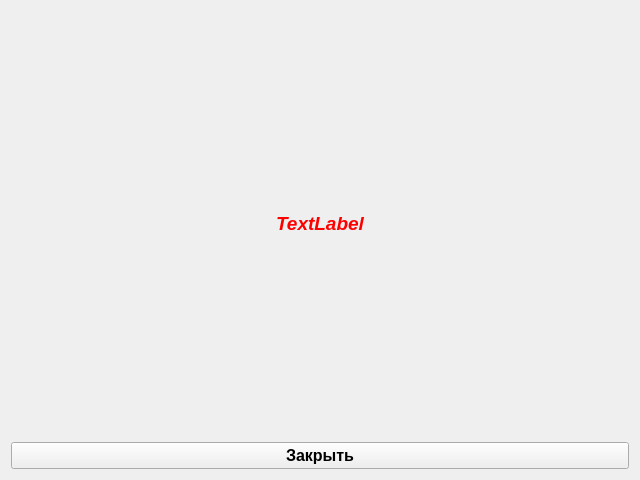
FelixMailwriter/VM, file UIForms/errorWindow.ui: the form before one commit.
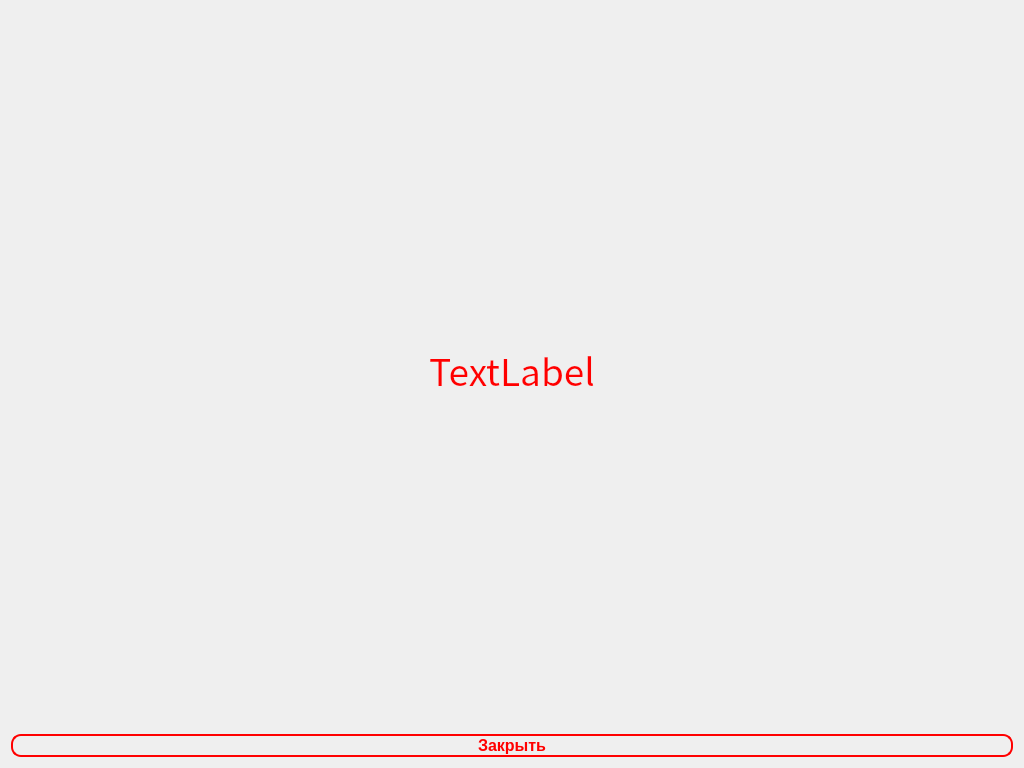
The form after the commit. Icons and pictures are not drawn.

Commit message: adjusting forms

```diff
--- a/UIForms/errorWindow.ui
+++ b/UIForms/errorWindow.ui
@@ -6,13 +6,16 @@
    <rect>
     <x>0</x>
     <y>0</y>
-    <width>640</width>
-    <height>480</height>
+    <width>1024</width>
+    <height>768</height>
    </rect>
   </property>
   <property name="windowTitle">
    <string>Form</string>
   </property>
+  <property name="styleSheet">
+   <string notr="true">background-image: url(./Resources/Forms/ScanBrelok/FormBackGround.jpg);</string>
+  </property>
   <layout class="QVBoxLayout" name="verticalLayout">
    <item>
     <widget class="QLabel" name="label">
@@ -28,6 +31,24 @@
           </color>
          </brush>
         </colorrole>
+        <colorrole role="Text">
+         <brush brushstyle="SolidPattern">
+          <color alpha="255">
+           <red>255</red>
+           <green>0</green>
+           <blue>0</blue>
+          </color>
+         </brush>
+        </colorrole>
+        <colorrole role="ButtonText">
+         <brush brushstyle="SolidPattern">
+          <color alpha="255">
+           <red>255</red>
+           <green>0</green>
+           <blue>0</blue>
+          </color>
+         </brush>
+        </colorrole>
        </active>
        <inactive>
         <colorrole role="WindowText">
@@ -39,14 +60,50 @@
           </color>
          </brush>
         </colorrole>
+        <colorrole role="Text">
+         <brush brushstyle="SolidPattern">
+          <color alpha="255">
+           <red>255</red>
+           <green>0</green>
+           <blue>0</blue>
+          </color>
+         </brush>
+        </colorrole>
+        <colorrole role="ButtonText">
+         <brush brushstyle="SolidPattern">
+          <color alpha="255">
+           <red>255</red>
+           <green>0</green>
+           <blue>0</blue>
+          </color>
+         </brush>
+        </colorrole>
        </inactive>
        <disabled>
         <colorrole role="WindowText">
          <brush brushstyle="SolidPattern">
           <color alpha="255">
-           <red>123</red>
-           <green>123</green>
-           <blue>123</blue>
+           <red>255</red>
+           <green>0</green>
+           <blue>0</blue>
+          </color>
+         </brush>
+        </colorrole>
+        <colorrole role="Text">
+         <brush brushstyle="SolidPattern">
+          <color alpha="255">
+           <red>255</red>
+           <green>0</green>
+           <blue>0</blue>
+          </color>
+         </brush>
+        </colorrole>
+        <colorrole role="ButtonText">
+         <brush brushstyle="SolidPattern">
+          <color alpha="255">
+           <red>255</red>
+           <green>0</green>
+           <blue>0</blue>
           </color>
          </brush>
         </colorrole>
@@ -55,12 +112,18 @@
      </property>
      <property name="font">
       <font>
-       <pointsize>14</pointsize>
-       <weight>75</weight>
-       <italic>true</italic>
-       <bold>true</bold>
+       <family>Noto Sans CJK KR</family>
+       <pointsize>28</pointsize>
+       <weight>50</weight>
+       <italic>false</italic>
+       <bold>false</bold>
       </font>
      </property>
+     <property name="styleSheet">
+      <string notr="true">background-image: url(:/newPrefix/fon.png);
+color: rgb(255, 0, 0);
+font: 28pt &quot;Noto Sans CJK KR&quot;;</string>
+     </property>
      <property name="text">
       <string>TextLabel</string>
      </property>
@@ -78,6 +141,11 @@
        <bold>true</bold>
       </font>
      </property>
+     <property name="styleSheet">
+      <string notr="true">background-image: url(:/newPrefix/fon.png);
+color: rgb(255, 0, 0);
+border: 2px solid #e34761; border-color: rgb(255, 0, 0); border-radius: 10px</string>
+     </property>
      <property name="text">
       <string>Закрыть</string>
      </property>
```
The commit also changes 11 other files.
